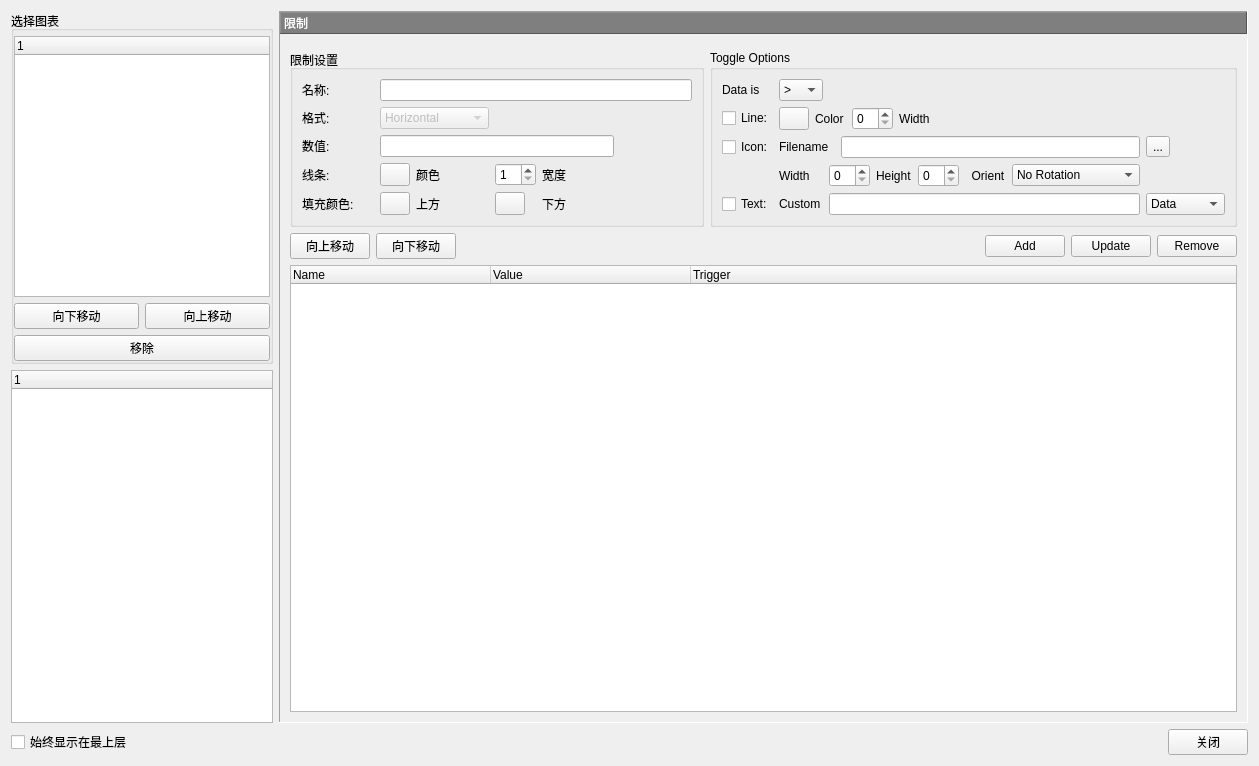
Qt form PlotManager.ui (whatudone/plotxy) before a commit.
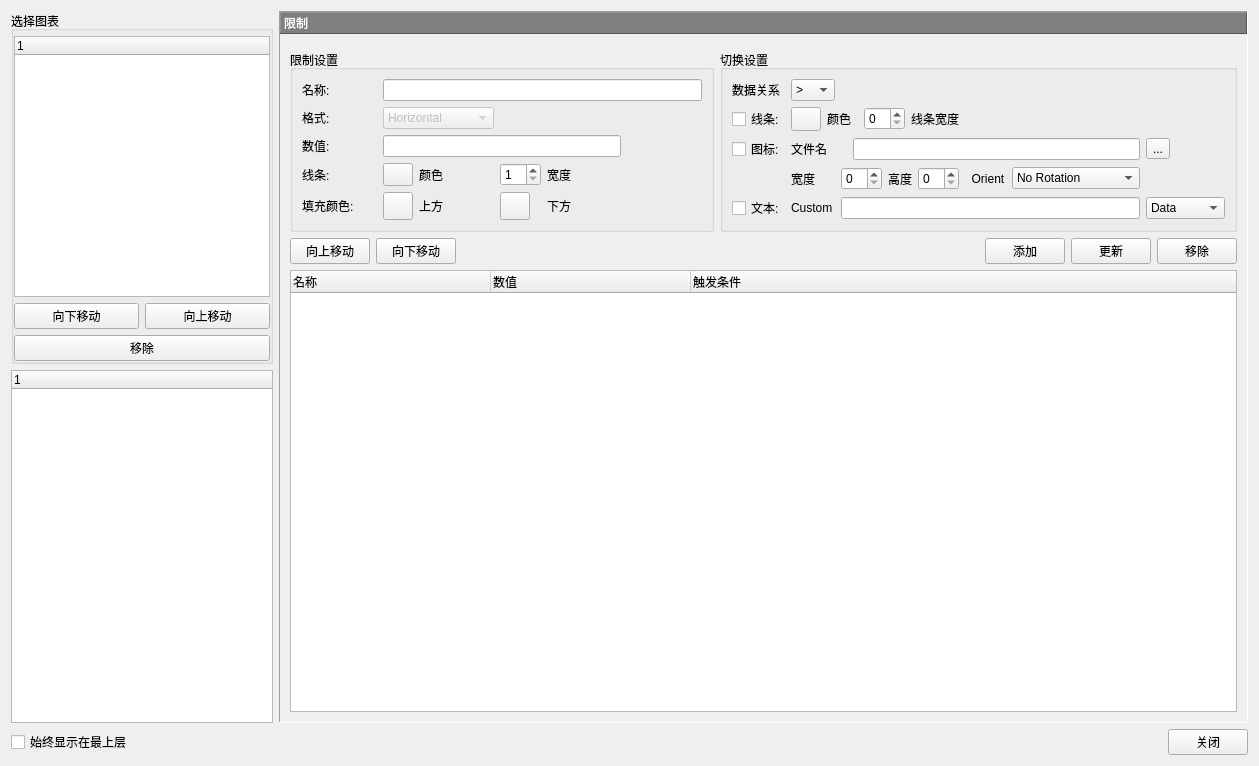
The same form after that commit. The open tabs and pages were chosen to show the change. Custom widgets are drawn as their Qt base class.

Commit message: 补全翻译和隐藏未实现控件及界面

The edit to the form file:
```diff
--- a/PlotManager.ui
+++ b/PlotManager.ui
@@ -2829,7 +2829,7 @@
              <item>
               <widget class="QGroupBox" name="groupBox_18">
                <property name="title">
-                <string>Toggle Options</string>
+                <string>切换设置</string>
                </property>
                <layout class="QVBoxLayout" name="verticalLayout_27">
                 <item>
@@ -2837,7 +2837,7 @@
                   <item row="0" column="0">
                    <widget class="QLabel" name="label_64">
                     <property name="text">
-                     <string>Data is</string>
+                     <string>数据关系</string>
                     </property>
                    </widget>
                   </item>
@@ -2886,7 +2886,7 @@
                   <item row="1" column="0">
                    <widget class="QCheckBox" name="checkBox_21">
                     <property name="text">
-                     <string>Line:</string>
+                     <string>线条:</string>
                     </property>
                    </widget>
                   </item>
@@ -2906,7 +2906,7 @@
                   <item row="1" column="2" colspan="3">
                    <widget class="QLabel" name="label_66">
                     <property name="text">
-                     <string>Color</string>
+                     <string>颜色</string>
                     </property>
                    </widget>
                   </item>
@@ -2916,7 +2916,7 @@
                   <item row="1" column="7" colspan="3">
                    <widget class="QLabel" name="label_67">
                     <property name="text">
-                     <string>Width</string>
+                     <string>线条宽度</string>
                     </property>
                    </widget>
                   </item>
@@ -2936,14 +2936,14 @@
                   <item row="2" column="0">
                    <widget class="QCheckBox" name="checkBox_22">
                     <property name="text">
-                     <string>Icon:</string>
+                     <string>图标:</string>
                     </property>
                    </widget>
                   </item>
                   <item row="2" column="1" colspan="3">
                    <widget class="QLabel" name="label_68">
                     <property name="text">
-                     <string>Filename</string>
+                     <string>文件名</string>
                     </property>
                    </widget>
                   </item>
@@ -2964,7 +2964,7 @@
                   <item row="3" column="1" colspan="2">
                    <widget class="QLabel" name="label_185">
                     <property name="text">
-                     <string>Width</string>
+                     <string>宽度</string>
                     </property>
                    </widget>
                   </item>
@@ -2974,7 +2974,7 @@
                   <item row="3" column="6" colspan="2">
                    <widget class="QLabel" name="label_69">
                     <property name="text">
-                     <string>Height</string>
+                     <string>高度</string>
                     </property>
                    </widget>
                   </item>
@@ -3040,7 +3040,7 @@
                   <item row="4" column="0">
                    <widget class="QCheckBox" name="checkBox_23">
                     <property name="text">
-                     <string>Text:</string>
+                     <string>文本:</string>
                     </property>
                    </widget>
                   </item>
@@ -3124,21 +3124,21 @@
              <item>
               <widget class="QPushButton" name="pushButtonLimitAdd">
                <property name="text">
-                <string>Add</string>
+                <string>添加</string>
                </property>
               </widget>
              </item>
              <item>
               <widget class="QPushButton" name="pushButtonLimitUpdate">
                <property name="text">
-                <string>Update</string>
+                <string>更新</string>
                </property>
               </widget>
              </item>
              <item>
               <widget class="QPushButton" name="pushButtonLimitRemove">
                <property name="text">
-                <string>Remove</string>
+                <string>移除</string>
                </property>
               </widget>
              </item>
@@ -3151,17 +3151,17 @@
              </attribute>
              <column>
               <property name="text">
-               <string>Name</string>
+               <string>名称</string>
               </property>
              </column>
              <column>
               <property name="text">
-               <string>Value</string>
+               <string>数值</string>
               </property>
              </column>
              <column>
               <property name="text">
-               <string>Trigger</string>
+               <string>触发条件</string>
               </property>
              </column>
              <column>
```
Left out of the diff: 84 changed lines with no effect on the pictures. The commit also changes 3 other files.
